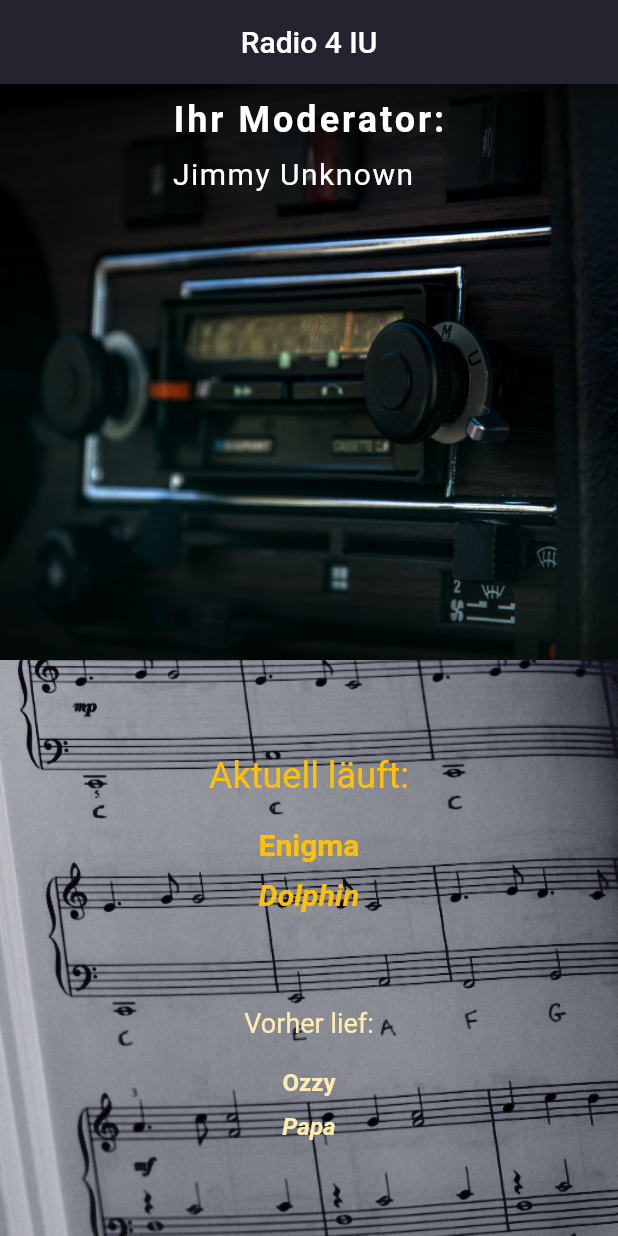
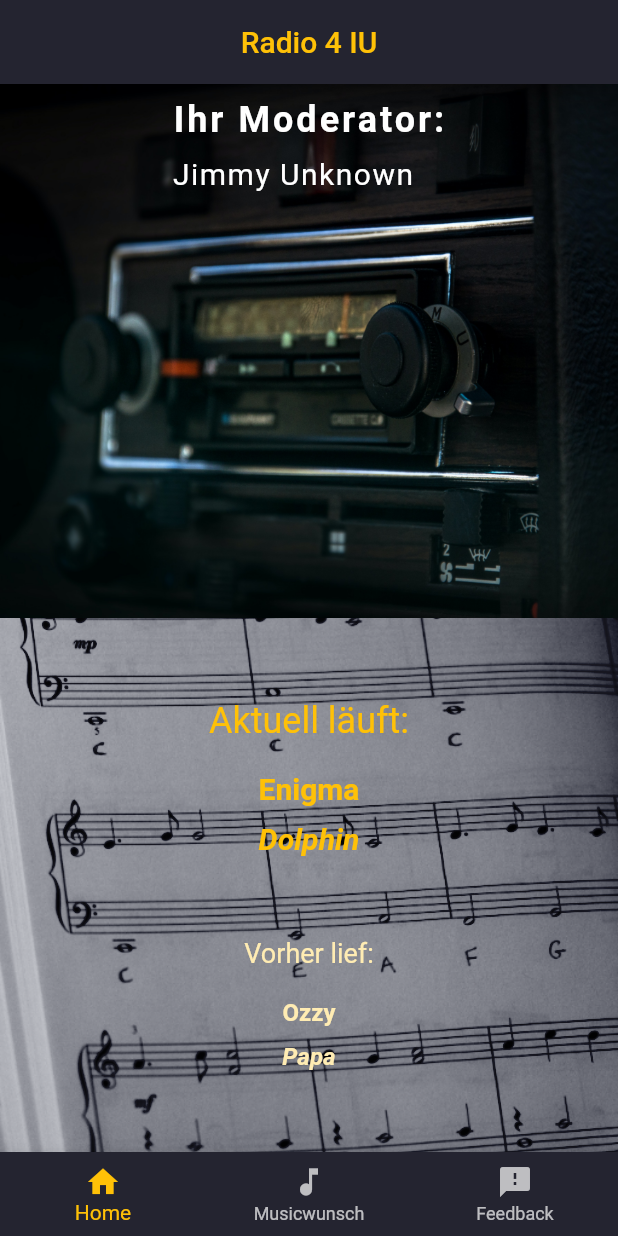
Before and after one commit to starmaerker/radio-app-iu-v2, a Flutter app: the screen it shows after launch, on a phone screen of 412 x 824 dp. Run offline on Flutter 3.47's test engine with Material 2 defaults, Android fonts, the light colour scheme and no system bars; our stand-ins replace google_fonts.

Commit message:
add TabsScreen

```diff
--- a/lib/main.dart
+++ b/lib/main.dart
@@ -1,6 +1,7 @@
 import 'package:flutter/material.dart';
 import 'package:flutter/services.dart';
 import 'package:google_fonts/google_fonts.dart';
+import 'package:radio_app_v2/screens/tabs/tabs_screen.dart';
 
 import 'constants.dart';
 import 'screens/home/home_screen.dart';
@@ -28,7 +29,7 @@ class MyApp extends StatelessWidget {
               bodyText2: TextStyle(color: bodyTextColor),
             ),
       ),
-      home: HomeScreen(),
+      home: TabsScreen(),
     );
   }
 }
--- a/lib/screens/home/home_screen.dart
+++ b/lib/screens/home/home_screen.dart
@@ -6,16 +6,7 @@ class HomeScreen extends StatelessWidget {
 
   @override
   Widget build(BuildContext context) {
-    return Scaffold(
-      appBar: AppBar(
-        title: Center(
-          child: Text(
-            'Radio 4 IU',
-          ),
-        ),
-        backgroundColor: secondaryColor,
-      ),
-      body: Column(
+    return Column(
         //mainAxisAlignment: MainAxisAlignment.spaceEvenly,
         children: [
           Expanded(
@@ -78,7 +69,9 @@ class HomeScreen extends StatelessWidget {
                                 style: TextStyle(
                                     fontSize: 24, color: primaryColor),
                               ),
-                              SizedBox(height: defaultPadding,),
+                              SizedBox(
+                                height: defaultPadding,
+                              ),
                               Text(
                                 'Enigma',
                                 style: TextStyle(
@@ -86,7 +79,9 @@ class HomeScreen extends StatelessWidget {
                                     color: primaryColor,
                                     fontWeight: FontWeight.bold),
                               ),
-                              SizedBox(height: defaultPadding / 2,),
+                              SizedBox(
+                                height: defaultPadding / 2,
+                              ),
                               Text(
                                 'Dolphin',
                                 style: TextStyle(
@@ -106,7 +101,9 @@ class HomeScreen extends StatelessWidget {
                                 style: TextStyle(
                                     fontSize: 18, color: Colors.amber.shade100),
                               ),
-                              SizedBox(height: defaultPadding,),
+                              SizedBox(
+                                height: defaultPadding,
+                              ),
                               Text(
                                 'Ozzy',
                                 style: TextStyle(
@@ -114,7 +111,9 @@ class HomeScreen extends StatelessWidget {
                                     color: Colors.amber.shade100,
                                     fontWeight: FontWeight.bold),
                               ),
-                              SizedBox(height: defaultPadding / 2,),
+                              SizedBox(
+                                height: defaultPadding / 2,
+                              ),
                               Text(
                                 'Papa',
                                 style: TextStyle(
@@ -134,7 +133,6 @@ class HomeScreen extends StatelessWidget {
             }),
           ),
         ],
-      ),
     );
   }
 }
--- /dev/null
+++ b/lib/screens/tabs/tabs_screen.dart
@@ -0,0 +1,61 @@
+import 'package:flutter/material.dart';
+
+import 'package:radio_app_v2/screens/feedback/feedback_screen.dart';
+import 'package:radio_app_v2/screens/home/home_screen.dart';
+import 'package:radio_app_v2/screens/music/music_screen.dart';
+
+import '../../constants.dart';
+
+class TabsScreen extends StatefulWidget {
+  const TabsScreen({ Key? key }) : super(key: key);
+
+  @override
+  _TabsScreenState createState() => _TabsScreenState();
+}
+
+class _TabsScreenState extends State<TabsScreen> {
+  final List<Map<String, Object>> _pages = [
+    {'page': HomeScreen(), 'title': 'Radio 4 IU'},
+    {'page': MusicScreen(), 'title': 'Musikwunsch'},
+    {'page': FeedbackScreen(), 'title': 'Feedback'}
+  ];
+
+  int _selectedIndex = 0;
+
+  void _onItemTapped(int index) {
+    setState(() {
+      _selectedIndex = index;
+    });
+  }
+
+
+  @override
+
+  Widget build(BuildContext context) {
+    return Scaffold(
+      appBar: AppBar(
+        title: Center(
+          child: Text(
+            'Radio 4 IU', style: TextStyle(color: primaryColor),
+          ),
+        ),
+        backgroundColor: secondaryColor,
+      ),
+      body: _pages[_selectedIndex]['page'] as Widget,
+      bottomNavigationBar: BottomNavigationBar(
+        selectedItemColor: primaryColor,
+        showSelectedLabels: true,
+        backgroundColor: secondaryColor,
+        currentIndex: _selectedIndex,
+        onTap: _onItemTapped,
+        items: [
+          BottomNavigationBarItem(icon: Icon(Icons.home), label: 'Home'),
+          BottomNavigationBarItem(
+              icon: Icon(Icons.music_note), label: 'Musicwunsch'),
+          BottomNavigationBarItem(
+              icon: Icon(Icons.feedback), label: 'Feedback'),
+        ],
+      ),
+    );
+  }
+}
```
Also changed, not shown: lib/screens/feedback/feedback_screen.dart (+14 -0 lines), lib/screens/music/music_screen.dart (+12 -0 lines).
